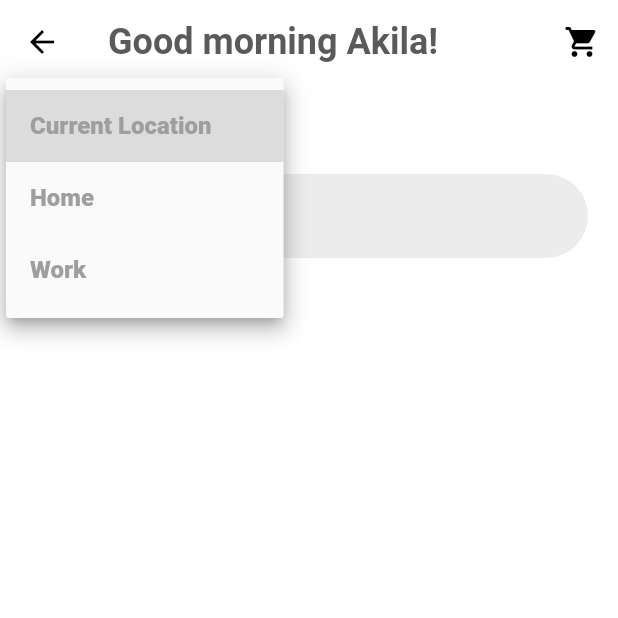
After one commit to hyranity/astro_assignment, a Flutter app: the Homepage screen opened by its route, after a tap on "Current Location", on a phone screen of 412 x 824 dp, the top half of it. The commit adds this screen. Run offline on Flutter 3.47's test engine with Material 2 defaults, Android fonts, the phone set to English and light mode, and no system bars; our stand-ins replace google_fonts; network calls fail; Roboto replaces fonts that are missing (Dosis).

Commit message:
Added homepage

```diff
--- /dev/null
+++ b/lib/components/api/base_api.dart
@@ -0,0 +1,13 @@
+import 'package:http/http.dart';
+
+abstract class BaseApi {
+  abstract String BASE_URL;
+
+  Future<Response> call(String url) {
+    return get(Uri.parse(url));
+  }
+
+  getCategories();
+  getPopularItems();
+  getDetail(String id);
+}
--- /dev/null
+++ b/lib/components/api/meal_api.dart
@@ -0,0 +1,24 @@
+import 'package:astro_assignment/components/api/base_api.dart';
+import 'package:http/http.dart';
+
+class MealApi extends BaseApi {
+  @override
+  String BASE_URL = "www.themealdb.com/api/json/v1/1";
+
+  @override
+  Future<Response> getCategories() {
+    return call("/categories.php");
+  }
+
+  @override
+  getDetail(String id) {
+    // TODO: implement getDetail
+    throw UnimplementedError();
+  }
+
+  @override
+  getPopularItems() {
+    // TODO: implement getPopularItems
+    throw UnimplementedError();
+  }
+}
--- /dev/null
+++ b/lib/components/ui/recipe_base.dart
@@ -0,0 +1,27 @@
+import 'package:astro_assignment/components/ui/recipe_header.dart';
+import 'package:flutter/material.dart';
+
+class RecipeBase extends StatefulWidget {
+  const RecipeBase({
+    Key? key,
+    required this.child,
+    required this.title,
+  }) : super(key: key);
+
+  final Widget child;
+  final String title;
+
+  @override
+  State<RecipeBase> createState() => _RecipeBaseState();
+}
+
+class _RecipeBaseState extends State<RecipeBase> {
+  @override
+  Widget build(BuildContext context) {
+    return Scaffold(
+      appBar: RecipeHeader(title: widget.title),
+      backgroundColor: Colors.white,
+      body: SingleChildScrollView(child: widget.child),
+    );
+  }
+}
--- a/lib/components/recipe_header.dart
+++ b/lib/components/ui/recipe_header.dart
@@ -32,7 +32,7 @@ class _RecipeHeaderState extends State<RecipeHeader> {
           },
         )
       ],
-      titleTextStyle: GoogleFonts.poppins(
+      titleTextStyle: GoogleFonts.dosis(
           fontSize: 24,
           color: Color.fromARGB(255, 90, 90, 90),
           fontWeight: FontWeight.w600),
--- /dev/null
+++ b/lib/pages/homepage.dart
@@ -0,0 +1,97 @@
+// ignore_for_file: prefer_const_constructors, avoid_unnecessary_containers
+
+import 'package:astro_assignment/components/api/meal_api.dart';
+import 'package:astro_assignment/components/ui/recipe_base.dart';
+import 'package:astro_assignment/components/ui/search_bar.dart';
+import 'package:flutter/material.dart';
+import 'dart:math' as math;
+
+import 'package:google_fonts/google_fonts.dart';
+
+class Homepage extends StatefulWidget {
+  const Homepage({Key? key}) : super(key: key);
+
+  @override
+  State<Homepage> createState() => _HomepageState();
+}
+
+class _HomepageState extends State<Homepage> {
+  // List of locations available
+  List<String> locations = [
+    "Current Location",
+    "Home",
+    "Work",
+  ];
+
+  int selectedLocationIndex = 0;
+
+  @override
+  void initState() {
+    super.initState();
+
+    print(MealApi().getCategories());
+  }
+
+  @override
+  Widget build(BuildContext context) {
+    return RecipeBase(
+        child: Column(
+          crossAxisAlignment: CrossAxisAlignment.start,
+          children: [
+            Container(
+              padding: EdgeInsets.only(left: 20, bottom: 10),
+              child: deliveringLocation(),
+            ),
+            SearchBar(),
+            Container(),
+          ],
+        ),
+        title: "Good morning Akila!");
+  }
+
+  Column deliveringLocation() {
+    return Column(
+      crossAxisAlignment: CrossAxisAlignment.start,
+      children: [
+        Text("Delivering to",
+            style: TextStyle(
+              color: Colors.grey,
+            )),
+        DropdownButton<int>(
+          value: selectedLocationIndex,
+          underline: Container(),
+          icon: Transform.rotate(
+              angle: 90 * math.pi / 180,
+              child: Icon(
+                Icons.chevron_right,
+                color: Color(0xffA73E37),
+              )),
+          items: generateDropdownMenuItems(),
+          isDense: true,
+          onChanged: (value) {
+            // Change the dropdown
+            setState(() {
+              selectedLocationIndex = value!;
+            });
+          },
+        )
+      ],
+    );
+  }
+
+  // Generate list of DropdownMenuItems based on location list
+  List<DropdownMenuItem<int>> generateDropdownMenuItems() {
+    List<DropdownMenuItem<int>> items = [];
+    for (String location in locations) {
+      items.add(DropdownMenuItem(
+        child: Text(location,
+            style: GoogleFonts.dosis(
+              fontWeight: FontWeight.w900,
+              color: Colors.grey,
+            )),
+        value: locations.indexOf(location),
+      ));
+    }
+    return items;
+  }
+}
--- a/pubspec.yaml
+++ b/pubspec.yaml
@@ -35,6 +35,7 @@ dependencies:
   # The following adds the Cupertino Icons font to your application.
   # Use with the CupertinoIcons class for iOS style icons.
   cupertino_icons: ^1.0.2
+  http: ^0.13.4
 
 dev_dependencies:
   flutter_test:
```
Also changed, not shown: lib/components/item_list.dart (deleted, +0 -150 lines), lib/components/ui/item_list.dart (added, +162 -0 lines), lib/main.dart (+11 -79 lines), lib/pages/main_menu.dart (added, +53 -0 lines), lib/components/ui/search_bar.dart (renamed from lib/components/search_bar.dart), pubspec.lock.
